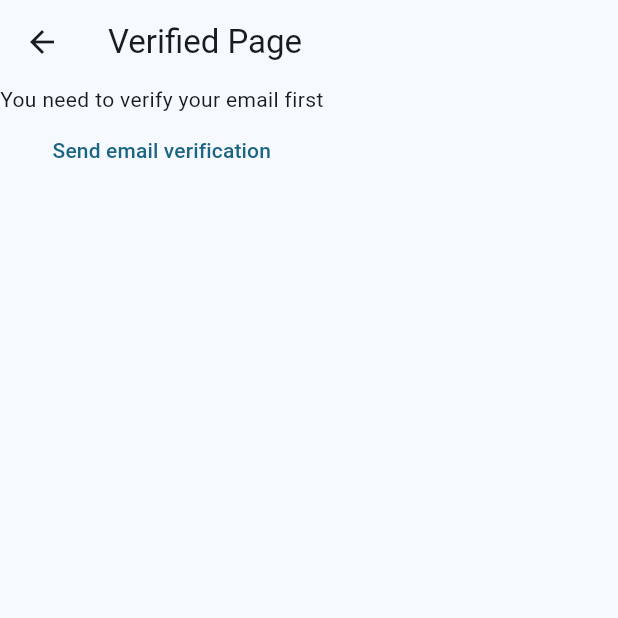
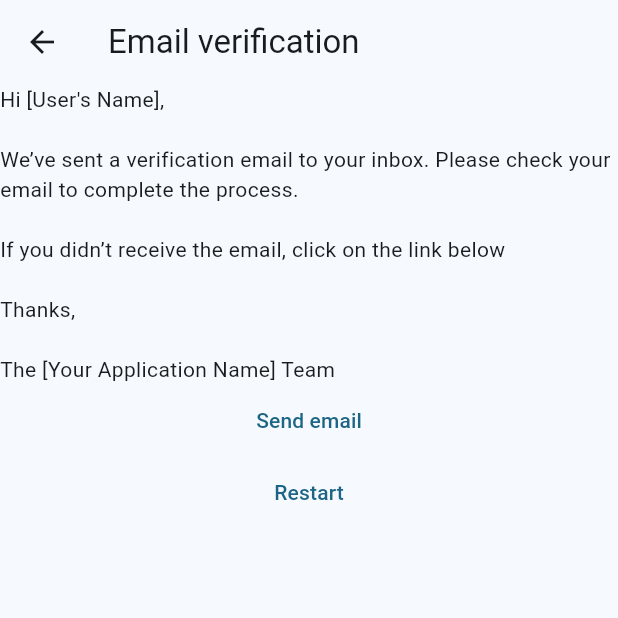
Before and after one commit to Golden76z/sport_app, a Flutter app: the VerifyEmailView screen opened directly, on a phone screen of 412 x 824 dp, the top half of it. Run offline on Flutter 3.47's test engine with Material 3 defaults, Android fonts, the phone set to English and light mode, and no system bars; our stand-ins replace firebase_auth, firebase_core; accounts and stored records are empty; generated files the repository leaves out were written again.

Commit message:
Verify view changes

```diff
--- a/lib/constants/routes.dart
+++ b/lib/constants/routes.dart
@@ -1,3 +1,4 @@
 const loginRoute = '/login/';
 const registerRoute = '/register';
-const homeRoute = 'homeRoute';
+const homeRoute = '/home/';
+const verifyEmailRoute = '/verifyEmail/';
--- a/lib/main.dart
+++ b/lib/main.dart
@@ -21,7 +21,8 @@ void main() {
       routes: {
         homeRoute: (context) => HomePage(),
         loginRoute: (context) => LoginView(),
-        registerRoute: (context) => RegisterView()
+        registerRoute: (context) => RegisterView(),
+        verifyEmailRoute: (context) => VerifyEmailView(),
       },
       )
     );
--- a/lib/views/register_view.dart
+++ b/lib/views/register_view.dart
@@ -1,6 +1,5 @@
 import 'package:firebase_auth/firebase_auth.dart';
 import 'package:flutter/material.dart';
-import 'dart:developer' as devtools show log;
 
 import 'package:sport_app/constants/routes.dart';
 import 'package:sport_app/utilities/show_error_dialog.dart';
@@ -96,12 +95,15 @@ class _RegisterViewState extends State<RegisterView> {
                   } else {
                     try {
                     // await because this function return a Future
-                    final userCredentials =
                     await FirebaseAuth.instance.createUserWithEmailAndPassword(
                       email: email,
                       password: password
                     );
-                      devtools.log(userCredentials.toString());
+                    final user = FirebaseAuth.instance.currentUser;
+                    await user?.sendEmailVerification();
+
+                    // Sending user to verify view after registration
+                    Navigator.of(context).pushNamed(verifyEmailRoute);
                   } on FirebaseAuthException catch(e) {
                     switch (e.code) {
                       case "email-already-in-use":
--- a/lib/views/verify_email_view.dart
+++ b/lib/views/verify_email_view.dart
@@ -1,5 +1,6 @@
 import 'package:firebase_auth/firebase_auth.dart';
 import 'package:flutter/material.dart';
+import 'package:sport_app/constants/routes.dart';
 
 class VerifyEmailView extends StatefulWidget {
   const VerifyEmailView({super.key});
@@ -12,16 +13,27 @@ class _VerifyEmailViewState extends State<VerifyEmailView> {
   @override
   Widget build(BuildContext context) {
     return Scaffold(appBar: AppBar(
-      title: const Text('Verified Page')
+      title: const Text('Email verification')
       ,),
       body: Column(children: [
-        Text('You need to verify your email first'),
+        Text("Hi [User's Name], \n\nWe’ve sent a verification email to your inbox. Please check your email to complete the process.\n\nIf you didn’t receive the email, click on the link below\n\nThanks,\n\nThe [Your Application Name] Team"),
         TextButton(
           onPressed: () async {
             final user = FirebaseAuth.instance.currentUser;
             await user?.sendEmailVerification();
           },
-          child: const Text('Send email verification')
+          child: const Text('Send email')
+        ),
+
+        TextButton(
+          onPressed: () async {
+            await FirebaseAuth.instance.signOut();
+            Navigator.of(context).pushNamedAndRemoveUntil(
+              registerRoute,
+              (route) => false,
+              );
+          },
+          child: const Text('Restart')
         )
       ],)
       );
```
Lines whose indentation alone changed are shown as unchanged.
